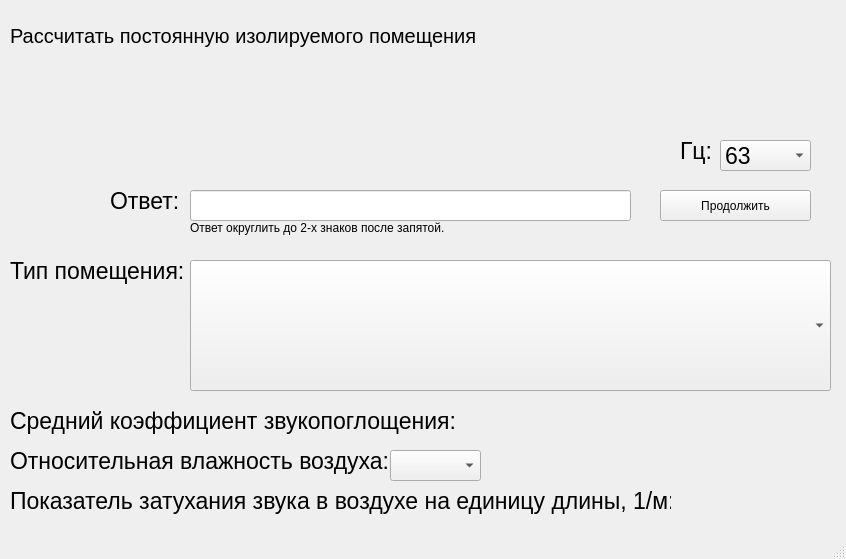
vladserv/new-bgd, file ui/SecondTask/B.ui: the form before one commit.
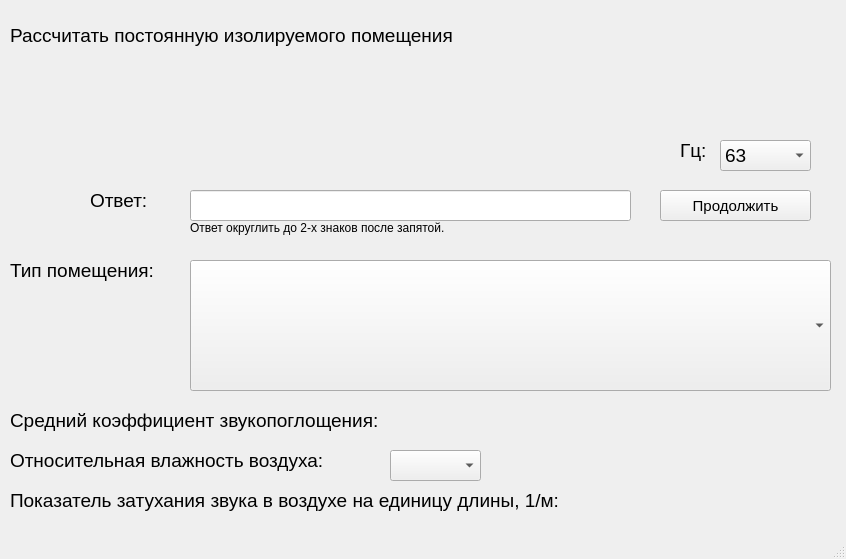
The form after the commit. Icons and pictures are not drawn.

Diff of the .ui file:
```diff
--- a/ui/SecondTask/B.ui
+++ b/ui/SecondTask/B.ui
@@ -35,13 +35,13 @@
      <rect>
       <x>10</x>
       <y>20</y>
-      <width>491</width>
+      <width>711</width>
       <height>31</height>
      </rect>
     </property>
     <property name="font">
      <font>
-      <pointsize>15</pointsize>
+      <pointsize>14</pointsize>
      </font>
     </property>
     <property name="text">
@@ -66,7 +66,7 @@
    <widget class="QLabel" name="label_3">
     <property name="geometry">
      <rect>
-      <x>110</x>
+      <x>90</x>
       <y>180</y>
       <width>101</width>
       <height>41</height>
@@ -74,7 +74,7 @@
     </property>
     <property name="font">
      <font>
-      <pointsize>17</pointsize>
+      <pointsize>14</pointsize>
      </font>
     </property>
     <property name="text">
@@ -90,6 +90,11 @@
       <height>31</height>
      </rect>
     </property>
+    <property name="font">
+     <font>
+      <pointsize>11</pointsize>
+     </font>
+    </property>
     <property name="text">
      <string>Продолжить</string>
     </property>
@@ -105,7 +110,7 @@
     </property>
     <property name="font">
      <font>
-      <pointsize>17</pointsize>
+      <pointsize>14</pointsize>
      </font>
     </property>
     <property name="text">
@@ -123,7 +128,7 @@
     </property>
     <property name="font">
      <font>
-      <pointsize>17</pointsize>
+      <pointsize>14</pointsize>
      </font>
     </property>
     <property name="styleSheet">
@@ -179,7 +184,7 @@
     </property>
     <property name="font">
      <font>
-      <pointsize>17</pointsize>
+      <pointsize>14</pointsize>
      </font>
     </property>
     <property name="text">
@@ -240,13 +245,13 @@
      <rect>
       <x>10</x>
       <y>390</y>
-      <width>451</width>
+      <width>551</width>
       <height>61</height>
      </rect>
     </property>
     <property name="font">
      <font>
-      <pointsize>17</pointsize>
+      <pointsize>14</pointsize>
      </font>
     </property>
     <property name="text">
@@ -257,14 +262,14 @@
     <property name="geometry">
      <rect>
       <x>460</x>
-      <y>400</y>
+      <y>410</y>
       <width>41</width>
       <height>31</height>
      </rect>
     </property>
     <property name="font">
      <font>
-      <pointsize>17</pointsize>
+      <pointsize>14</pointsize>
      </font>
     </property>
     <property name="text">
@@ -282,7 +287,7 @@
     </property>
     <property name="font">
      <font>
-      <pointsize>17</pointsize>
+      <pointsize>14</pointsize>
      </font>
     </property>
     <property name="text">
@@ -380,13 +385,13 @@
      <rect>
       <x>10</x>
       <y>480</y>
-      <width>661</width>
+      <width>671</width>
       <height>41</height>
      </rect>
     </property>
     <property name="font">
      <font>
-      <pointsize>17</pointsize>
+      <pointsize>14</pointsize>
      </font>
     </property>
     <property name="text">
@@ -396,7 +401,7 @@
    <widget class="QLabel" name="label_10">
     <property name="geometry">
      <rect>
-      <x>670</x>
+      <x>690</x>
       <y>480</y>
       <width>101</width>
       <height>41</height>
@@ -404,7 +409,7 @@
     </property>
     <property name="font">
      <font>
-      <pointsize>17</pointsize>
+      <pointsize>14</pointsize>
      </font>
     </property>
     <property name="text">
```
Left out of the diff: 6 changed lines with no effect on the pictures.
